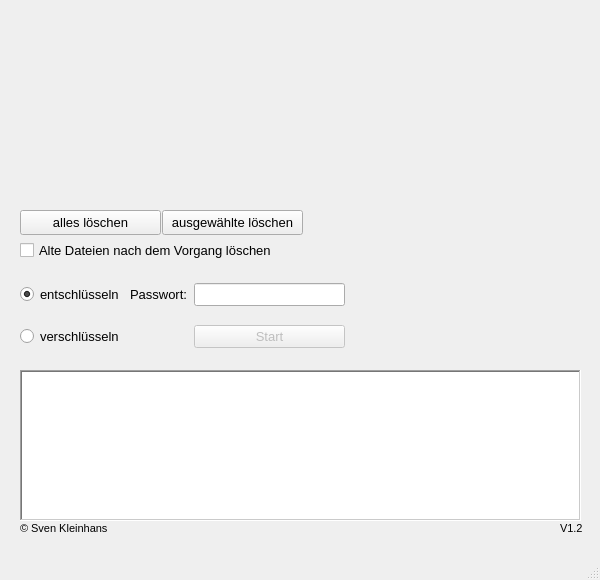
This is GUI.ui in Crizzly57/EncryptData as Qt 5 draws it before an edit. The edited form follows.
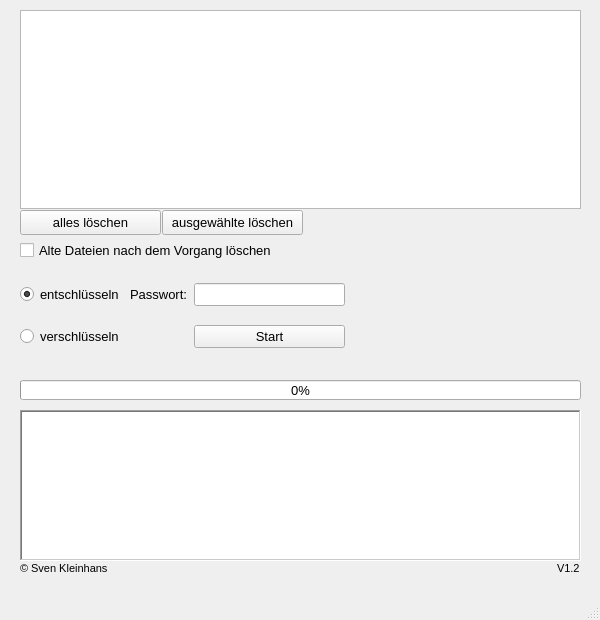
This is the edited form. Custom widgets are drawn as their Qt base class.

Commit message: added progressbar DragDrop class used in UI

Patch:
```diff
--- a/GUI.ui
+++ b/GUI.ui
@@ -10,7 +10,7 @@
     <x>0</x>
     <y>0</y>
     <width>600</width>
-    <height>580</height>
+    <height>620</height>
    </rect>
   </property>
   <property name="sizePolicy">
@@ -22,13 +22,13 @@
   <property name="minimumSize">
    <size>
     <width>600</width>
-    <height>580</height>
+    <height>620</height>
    </size>
   </property>
   <property name="maximumSize">
    <size>
     <width>600</width>
-    <height>580</height>
+    <height>620</height>
    </size>
   </property>
   <property name="baseSize">
@@ -54,6 +54,12 @@
   <property name="inputMethodHints">
    <set>Qt::ImhNone</set>
   </property>
+  <property name="toolButtonStyle">
+   <enum>Qt::ToolButtonIconOnly</enum>
+  </property>
+  <property name="tabShape">
+   <enum>QTabWidget::Rounded</enum>
+  </property>
   <widget class="QWidget" name="centralwidget">
    <widget class="QWidget" name="gridLayoutWidget_2">
     <property name="geometry">
@@ -93,7 +99,7 @@
      <item row="1" column="2">
       <widget class="QPushButton" name="start_button">
        <property name="enabled">
-        <bool>false</bool>
+        <bool>true</bool>
        </property>
        <property name="text">
         <string>Start</string>
@@ -154,7 +160,7 @@
     <property name="geometry">
      <rect>
       <x>20</x>
-      <y>520</y>
+      <y>560</y>
       <width>91</width>
       <height>16</height>
      </rect>
@@ -172,7 +178,7 @@
     <property name="geometry">
      <rect>
       <x>20</x>
-      <y>370</y>
+      <y>410</y>
       <width>561</width>
       <height>151</height>
      </rect>
@@ -248,8 +254,8 @@
    <widget class="QLabel" name="label_2">
     <property name="geometry">
      <rect>
-      <x>560</x>
-      <y>520</y>
+      <x>557</x>
+      <y>560</y>
       <width>31</width>
       <height>16</height>
      </rect>
@@ -268,7 +274,7 @@
      <rect>
       <x>20</x>
       <y>240</y>
-      <width>251</width>
+      <width>261</width>
       <height>21</height>
      </rect>
     </property>
@@ -305,9 +311,39 @@
      <string>ausgewählte löschen</string>
     </property>
    </widget>
+   <widget class="QProgressBar" name="progress_bar">
+    <property name="geometry">
+     <rect>
+      <x>20</x>
+      <y>380</y>
+      <width>561</width>
+      <height>20</height>
+     </rect>
+    </property>
+    <property name="value">
+     <number>0</number>
+    </property>
+   </widget>
+   <widget class="DragDrop" name="drop_data">
+    <property name="geometry">
+     <rect>
+      <x>20</x>
+      <y>10</y>
+      <width>561</width>
+      <height>199</height>
+     </rect>
+    </property>
+   </widget>
   </widget>
   <widget class="QStatusBar" name="statusbar"/>
  </widget>
+ <customwidgets>
+  <customwidget>
+   <class>DragDrop</class>
+   <extends>QListWidget</extends>
+   <header>main.h</header>
+  </customwidget>
+ </customwidgets>
  <resources/>
  <connections/>
 </ui>
```
Left out of the diff: 7 changed lines with no effect on the pictures. The commit also changes 2 other files.
